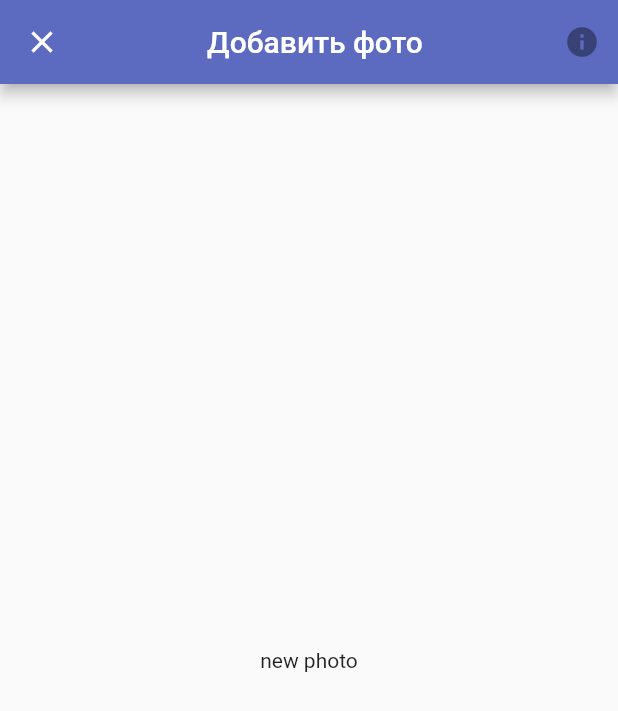
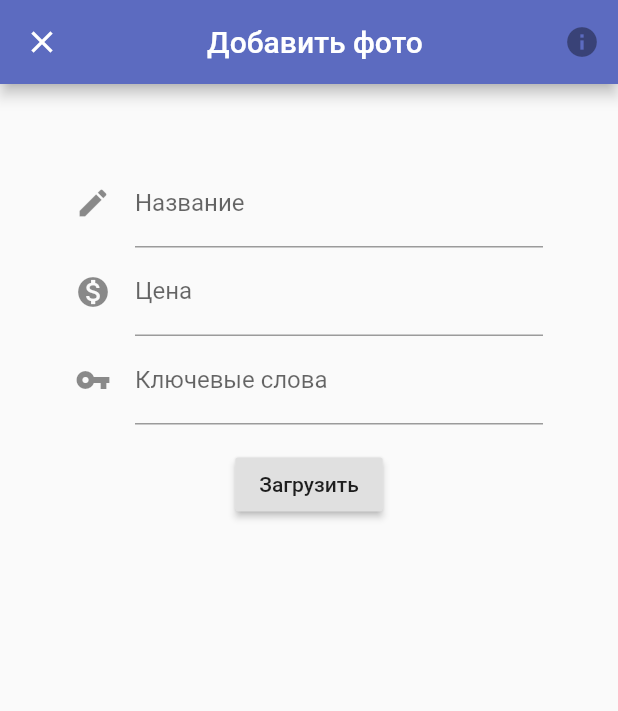
Before and after one commit to Kostya-HellCat/PhotoStock, a Flutter app: the AddPhotoRoute screen opened by its route, on a phone screen of 412 x 824 dp. Shown: the top 711 px of the screen. Run offline on Flutter 3.47's test engine with Material 2 defaults, Android fonts, the phone set to English and light mode, and no system bars; our stand-ins replace cached_network_image.

Commit message:
add photo form

```diff
--- a/flutter_app/lib/main.dart
+++ b/flutter_app/lib/main.dart
@@ -545,6 +545,8 @@ class PhotoList extends State<MyBody> {
 }
 
 class AddPhotoRoute extends StatelessWidget {
+  final _formKey3 = GlobalKey<FormState>();
+
   @override
 
   Widget build(BuildContext context) {
@@ -574,7 +576,71 @@ class AddPhotoRoute extends StatelessWidget {
         ),
         body: Builder(
             builder: (context) => Center(
-          child: Text('new photo')
+                child:  Form(
+                    key: _formKey3,
+                    child: Padding(
+                      padding: EdgeInsets.only(left: 50, right: 50, top: 50),
+                      child: Column(
+                        crossAxisAlignment: CrossAxisAlignment.start,
+                        children: <Widget>[
+                          TextFormField(
+                            decoration: const InputDecoration(
+                              icon: Icon(Icons.mode_edit),
+                              labelText: 'Название',
+                            ),
+                            validator: (value) {
+                              if (value.isEmpty) {
+                                return 'Пожалуйста, введите название';
+                              }
+                            },
+                            //onSaved: (val) => UserData.username = val,
+                          ),
+                          TextFormField(
+                            decoration: const InputDecoration(
+                              icon: Icon(Icons.monetization_on),
+                              labelText: 'Цена',
+                            ),
+                            validator: (value) {
+                              if (value.isEmpty) {
+                                return 'Пожалуйста, введите цену';
+                              }
+                            },
+                            //onSaved: (val) => UserData.username = val,
+                          ),
+                          TextFormField(
+                            decoration: const InputDecoration(
+                              icon: Icon(Icons.vpn_key),
+                              labelText: 'Ключевые слова',
+                            ),
+                            validator: (value) {
+                              if (value.isEmpty) {
+                                return 'Пожалуйста, введите ключевые слова через зяпятую';
+                              }
+                            },
+                            //onSaved: (val) => UserData.username = val,
+                          ),
+                          //FileFormField(),
+                          Padding(
+                            padding:
+                            const EdgeInsets.symmetric(vertical: 16.0),
+                            child: Center(
+                              child: RaisedButton(
+                                onPressed: () {
+                                  if (_formKey3.currentState.validate()) {
+                                    Scaffold.of(context).showSnackBar(
+                                        SnackBar(
+                                            content: Text('Обработка...')));
+                                    _formKey3.currentState.save();
+                                  }
+                                  //req_reg(context);
+                                },
+                                child: Text('Загрузить'),
+                              ),
+                            ),
+                          ),
+                        ],
+                      ),
+                    ))
             )
         )
     );
```
Also changed, not shown: 4 other files. Lines whose indentation alone changed are shown as unchanged.
